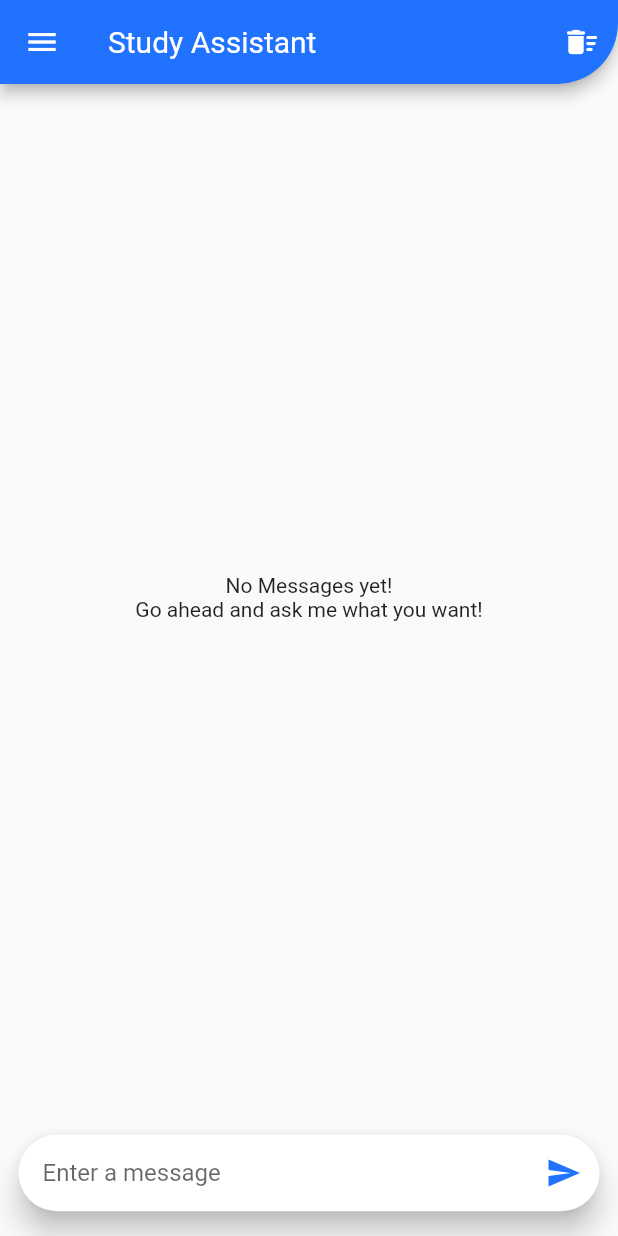
After one commit to AhmedShehatah/Study-With-ChatGPT, a Flutter app: the screen it shows after launch, on a phone screen of 412 x 824 dp. The commit adds this screen. Run offline on Flutter 3.47's test engine with Material 2 defaults, Android fonts, the light colour scheme and no system bars; our stand-ins replace dio, flutter_bloc, flutter_screenutil, get, get_it, get_storage and 3 more; missing offline and left inert: back_button_interceptor, jumping_dot, raygun4flutter.

Commit message:
fix chat errors

```diff
--- a/lib/blocs/chat/cubit/chat_cubit.dart
+++ b/lib/blocs/chat/cubit/chat_cubit.dart
@@ -3,6 +3,7 @@ import 'package:study_assistant_ai/core/blocs/base_failure_state.dart';
 import 'package:study_assistant_ai/core/blocs/base_loading_state.dart';
 
 import 'package:study_assistant_ai/core/blocs/base_success_state.dart';
+import 'package:study_assistant_ai/core/constansts/app_consts.dart';
 import 'package:study_assistant_ai/models/message.dart';
 import 'package:study_assistant_ai/repos/chatgpt_repo.dart';
 
@@ -11,22 +12,45 @@ import '../state/chat_state.dart';
 class ChatCubit extends Cubit<ChatState> {
   ChatCubit(this._repo) : super(ChatState.initState());
   final IChatGPTRepo _repo;
-  var numberOfQuestions = 0;
-  var numberOfAnswers = 0;
+
+  List<Message> messages = [];
   void sendMessage(Message message) {
     if (message.text.isNotEmpty) {
+      messages.add(message);
       emit(state.copyWith(sendMessageState: BaseSuccessState(message)));
-      numberOfQuestions++;
     }
+  }
+
+  void clearMessage() {
+    messages.clear();
+    emit(state.copyWith(sendMessageState: const BaseSuccessState()));
   }
 
   void createCompletion({required String model, required String prompt}) {
     emit(state.copyWith(completionState: BaseLoadingState()));
+    var loadingDots = Message(
+      text: AppConsts.jumpingDot,
+      isSentByMe: false,
+      date: DateTime.now(),
+    );
+    messages.add(loadingDots);
     _repo.createCompletion(model: model, prompt: prompt).then((response) {
       if (response.hasDataOnly) {
+        messages.removeLast();
+        var message = Message(
+          text: response.data!.choices![0].message!.content!.trim(),
+          isSentByMe: false,
+          date: DateTime.now(),
+        );
+        messages.add(message);
         emit(state.copyWith(completionState: BaseSuccessState(response.data)));
-        numberOfAnswers++;
       } else {
+        messages.removeLast();
+        var errorMessage = Message(
+            text: "There is an error happened please try again!",
+            isSentByMe: false,
+            date: DateTime.now());
+        messages.add(errorMessage);
         emit(state.copyWith(completionState: BaseFailureState(response.error)));
       }
     });
--- a/lib/core/constansts/app_consts.dart
+++ b/lib/core/constansts/app_consts.dart
@@ -3,10 +3,11 @@
 class AppConsts {
   AppConsts._();
 
-  static const appName = "Notary Space";
+  static const appName = "Study Assistant";
   static const LANG_AR = 'ar';
   static const LANG_EN = 'en';
   static const LANG_DEFAULT = 'en';
   static const chatGPTToken =
       "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";
+  static const jumpingDot = "this_is_jumbing_dot_indicator_for_loading";
 }
--- a/lib/core/constansts/dimens.dart
+++ b/lib/core/constansts/dimens.dart
@@ -15,7 +15,7 @@ class Dimens {
 
   static double cardBorderRadius = 10.w;
   static double bottomSheetBorderRadius = 15.w;
-
+  static double dotsRadius = 4.r;
   static double textFormBorder = 10.w;
   static double defaultBorderRadius = 10.w;
   static double dialogBorderRadius = 15.w;
@@ -38,5 +38,5 @@ class Dimens {
   static final EdgeInsets defaultPageHorizontalPaddingSmall =
       EdgeInsets.symmetric(horizontal: ScreenHelper.fromWidth55(4.0));
 
-  static double get appbarBorderRadius => 0.0;
+  static double get appbarBorderRadius => 40.r;
 }
--- a/lib/data/endpoints/endpoints.dart
+++ b/lib/data/endpoints/endpoints.dart
@@ -4,10 +4,10 @@ class AppEndpoints {
   static const String baseUrl = "https://api.openai.com/v1";
 
 // receiveTimeout
-  static const Duration receiveTimeout = Duration(milliseconds: 15000);
+  static const Duration receiveTimeout = Duration(milliseconds: 30000);
 
   // connectTimeout
   static const Duration connectionTimeout = Duration(milliseconds: 30000);
 
-  static const String completion = "$baseUrl/completions";
+  static const String completion = "$baseUrl/chat/completions";
 }
--- a/lib/models/message.dart
+++ b/lib/models/message.dart
@@ -2,6 +2,7 @@ class Message {
   String text;
   DateTime date;
   bool isSentByMe;
+
   Message({
     required this.text,
     required this.isSentByMe,
--- /dev/null
+++ b/lib/ui/chat/widgets/empty_list_widget.dart
@@ -0,0 +1,17 @@
+import 'package:flutter/src/widgets/framework.dart';
+import 'package:flutter/src/widgets/placeholder.dart';
+import 'package:flutter/widgets.dart';
+
+class EmptyListWidget extends StatelessWidget {
+  const EmptyListWidget({super.key});
+
+  @override
+  Widget build(BuildContext context) {
+    return const Center(
+      child: Text(
+        'No Messages yet!\nGo ahead and ask me what you want!',
+        textAlign: TextAlign.center,
+      ),
+    );
+  }
+}
--- a/lib/ui/chat/widgets/message_field.dart
+++ b/lib/ui/chat/widgets/message_field.dart
@@ -1,9 +1,13 @@
 import 'package:flutter/material.dart';
+import 'package:flutter_bloc/flutter_bloc.dart';
 import 'package:study_assistant_ai/blocs/chat/cubit/chat_cubit.dart';
+import 'package:study_assistant_ai/core/blocs/base_loading_state.dart';
 import 'package:study_assistant_ai/core/constansts/dimens.dart';
 import 'package:study_assistant_ai/core/di/di_manager.dart';
 import 'package:study_assistant_ai/core/utils/screen_utils/device_utils.dart';
 import 'package:study_assistant_ai/models/message.dart';
+
+import '../../../blocs/chat/state/chat_state.dart';
 
 class MessageField extends StatelessWidget {
   MessageField({super.key});
@@ -34,19 +38,37 @@ class MessageField extends StatelessWidget {
               ),
             ),
           ),
-          IconButton(
+          BlocBuilder<ChatCubit, ChatState>(
+            bloc: DIManager.findDep<ChatCubit>(),
+            builder: (context, state) {
+              var sendingState = state.completionState;
+              var isSending = false;
+              if (sendingState is BaseLoadingState) {
+                isSending = true;
+              } else {
+                isSending = false;
+              }
+              return IconButton(
                 icon: Icon(
                   Icons.send,
-              color: DIManager.findCC().primaryColor,
+                  color:
+                      isSending ? Colors.grey : DIManager.findCC().primaryColor,
                 ),
                 onPressed: () {
-              DIManager.findDep<ChatCubit>().sendMessage(Message(
-                  text: controller.text,
+                  if (isSending || controller.text.isEmpty) return;
+
+                  DIManager.findDep<ChatCubit>().sendMessage(
+                    Message(
+                      text: controller.text.trim(),
                       isSentByMe: true,
-                  date: DateTime.now()));
+                      date: DateTime.now(),
+                    ),
+                  );
                   DIManager.findDep<ChatCubit>().createCompletion(
-                  model: "text-davinci-003", prompt: controller.text);
+                      model: "gpt-3.5-turbo", prompt: controller.text.trim());
                   controller.clear();
+                },
+              );
             },
           ),
         ],
--- a/lib/ui/drawer/drawer_over_all.dart
+++ b/lib/ui/drawer/drawer_over_all.dart
@@ -2,6 +2,7 @@ import 'package:back_button_interceptor/back_button_interceptor.dart';
 import 'package:flutter/material.dart';
 import 'package:flutter_bloc/flutter_bloc.dart';
 import 'package:flutter_screenutil/flutter_screenutil.dart';
+import 'package:study_assistant_ai/ui/drawer/drawer_header.dart';
 import '../../../../core/di/di_manager.dart';
 import '../../blocs/application/application_cubit.dart';
 import '../../blocs/application/application_state.dart';
@@ -87,7 +88,8 @@ class _DrawerOverAllWidgetState extends State<DrawerOverAllWidget> {
                     : -0.15.sw,
                 curve: Curves.ease,
                 top: height,
-                  child: _buildBox());
+                child: _buildBox(),
+              );
             },
           )
         ],
@@ -105,24 +107,13 @@ class _DrawerOverAllWidgetState extends State<DrawerOverAllWidget> {
   }
 
   Widget _buildBox() {
-    // return DrawerHeadWidget(
-    //   scaffoldKey: _scaffoldKey,
-    //   onDrawerOpen: (OverallDrawerTabs tab) {
-    //     if(tab == OverallDrawerTabs.Chat)
-    //       DIManager.findNavigator().pushNamed("todo");
-    //    else _openDrawer(tab);
-    //    },
-    // );
-    return Container();
+    return Center(
+      child: Text("hello"),
+    );
   }
 }
 
 enum OverallDrawerTabs {
-  Widgets,
-  Chat,
-  Notifications,
-  Settings,
-  Search,
-  Profile,
-  NONE,
+  chat,
+  flashcards,
 }
--- a/pubspec.yaml
+++ b/pubspec.yaml
@@ -28,6 +28,8 @@ dependencies:
   grouped_list: ^5.1.2
   chat_gpt_sdk: ^2.0.6
   dio: ^5.1.0
+  jumping_dot: ^0.0.4
+  animated_text_kit: ^4.2.2
 
 dev_dependencies:
   flutter_lints: ^2.0.0
```
Also changed, not shown: lib/core/net/api_provider.dart (+5 -5 lines), lib/data/models/completion_model.dart (+64 -69 lines), lib/data/sources/chatpgt_remote_data_source.dart (+7 -2 lines), lib/ui/chat/page/chat_page.dart (+50 -52 lines), lib/ui/chat/widgets/message_widget.dart (+19 -1 lines), lib/ui/drawer/overall_drawer_widget.dart (+6 -1 lines), pubspec.lock. Lines whose indentation alone changed are shown as unchanged.
